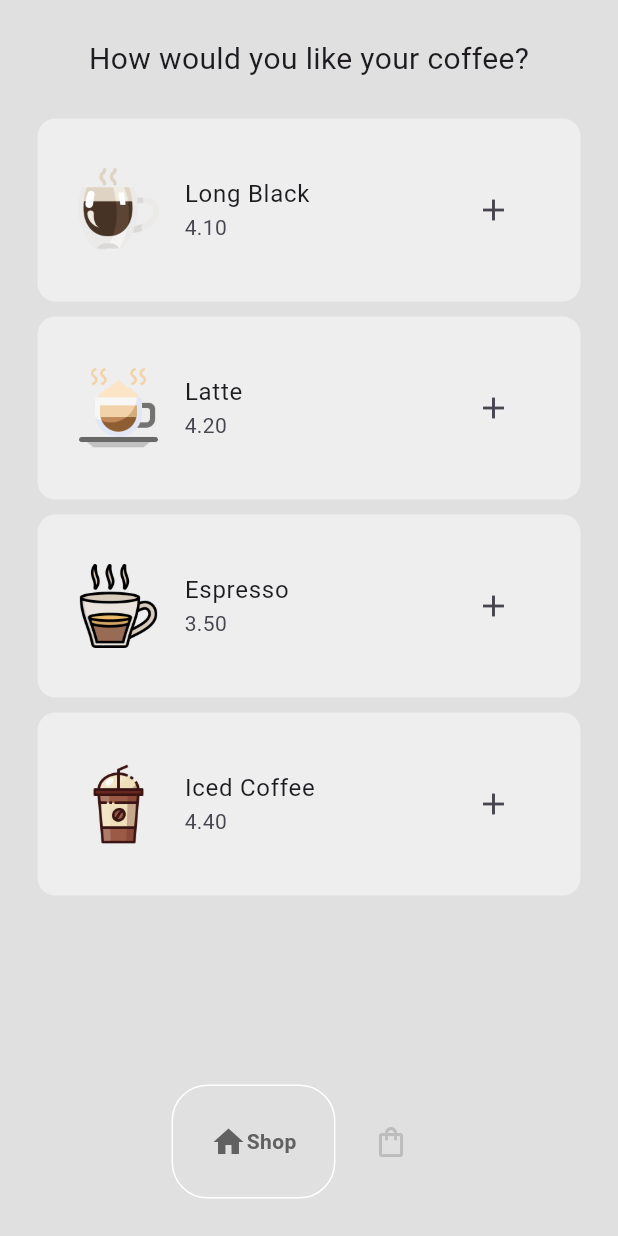
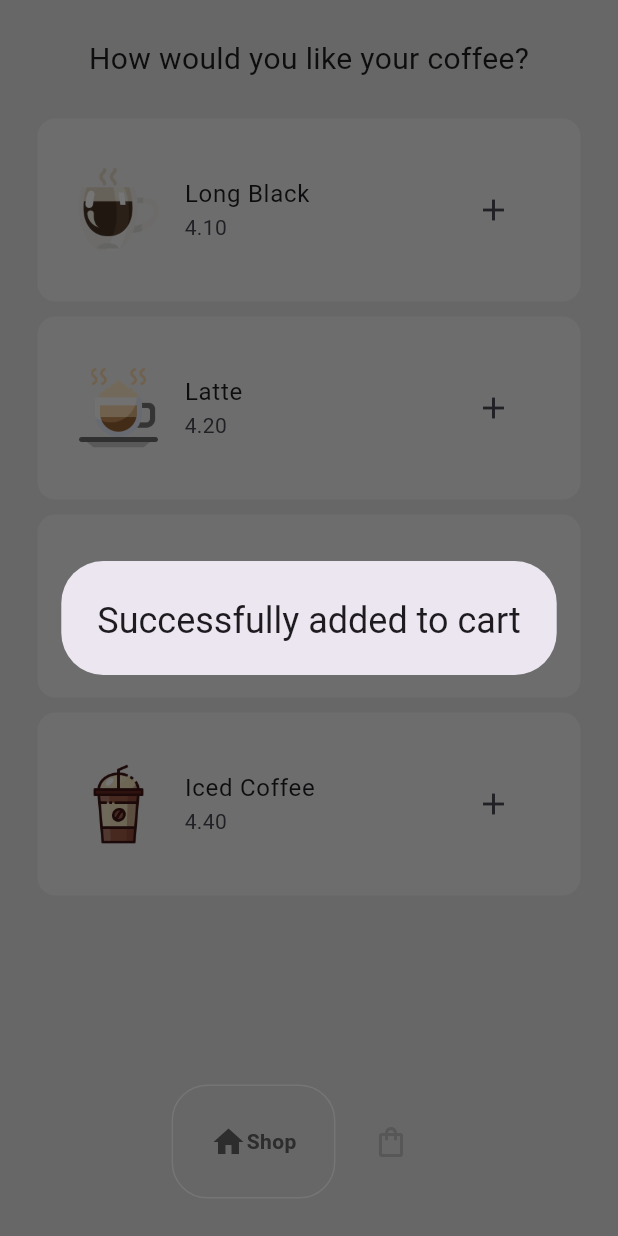
Before and after one commit to alexmortelsison/coffee_shop, a Flutter app: the screen it shows after launch, after a tap on the "add" icon, on a phone screen of 412 x 824 dp. Run offline on Flutter 3.47's test engine with Material 3 defaults, Android fonts, the phone set to English and light mode, and no system bars; drawn by our look-alikes of google_nav_bar.

Commit message:
added addtoCart and removeFromCart

```diff
--- a/lib/components/coffee_tile.dart
+++ b/lib/components/coffee_tile.dart
@@ -4,7 +4,12 @@ import 'package:flutter/material.dart';
 class CoffeeTile extends StatelessWidget {
   final Coffee coffee;
   final Function()? onPressed;
-  const CoffeeTile({super.key, required this.coffee, required this.onPressed});
+  final Widget icon;
+  const CoffeeTile(
+      {super.key,
+      required this.coffee,
+      required this.onPressed,
+      required this.icon});
 
   @override
   Widget build(BuildContext context) {
@@ -18,7 +23,7 @@ class CoffeeTile extends StatelessWidget {
         subtitle: Text(coffee.price),
         leading: Image.asset(coffee.imagePath),
         trailing: IconButton(
-          icon: const Icon(Icons.add),
+          icon: icon,
           onPressed: onPressed,
         ),
       ),
--- a/lib/pages/shop_page.dart
+++ b/lib/pages/shop_page.dart
@@ -14,6 +14,12 @@ class ShopPage extends StatefulWidget {
 class _ShopPageState extends State<ShopPage> {
   void addToCart(Coffee coffee) {
     Provider.of<CoffeeShop>(context, listen: false).addItemToCart(coffee);
+    showDialog(
+      context: context,
+      builder: (context) => const AlertDialog(
+        title: Text("Successfully added to cart"),
+      ),
+    );
   }
 
   @override
@@ -37,9 +43,11 @@ class _ShopPageState extends State<ShopPage> {
                     return CoffeeTile(
                       coffee: eachCoffee,
                       onPressed: () => addToCart(eachCoffee),
+                      icon: const Icon(Icons.add),
                     );
                   },
-              ))
+                ),
+              ),
             ],
           ),
         ),
```
Also changed, not shown: lib/pages/cart_page.dart (+48 -4 lines). Lines whose indentation alone changed are shown as unchanged.
